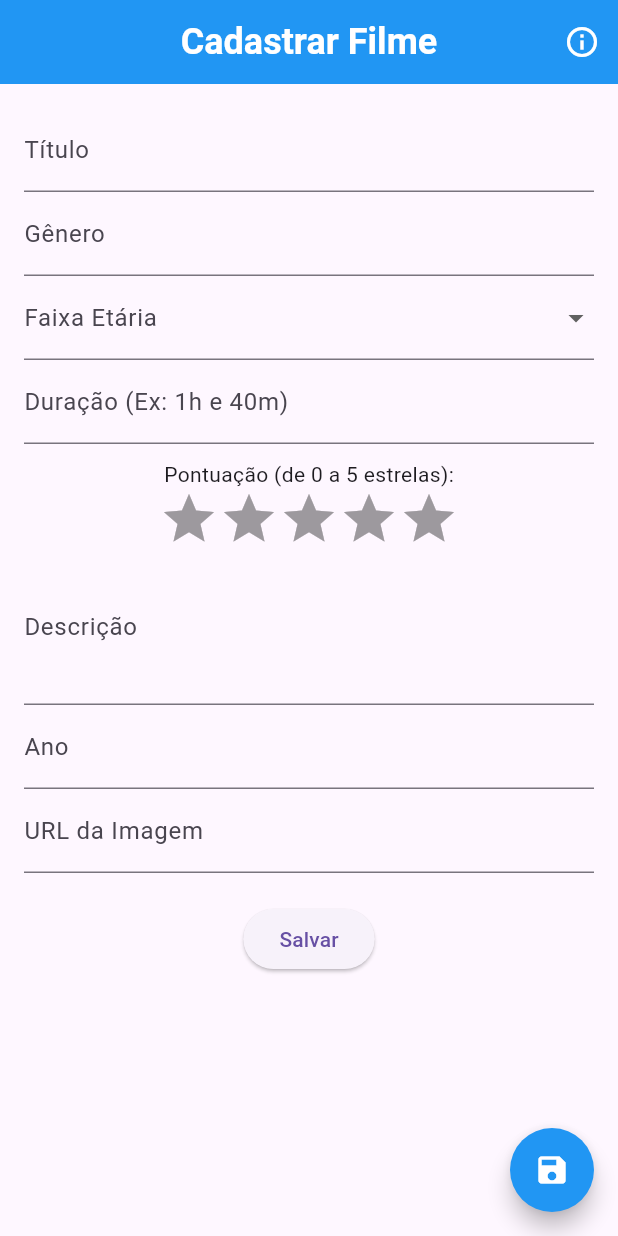
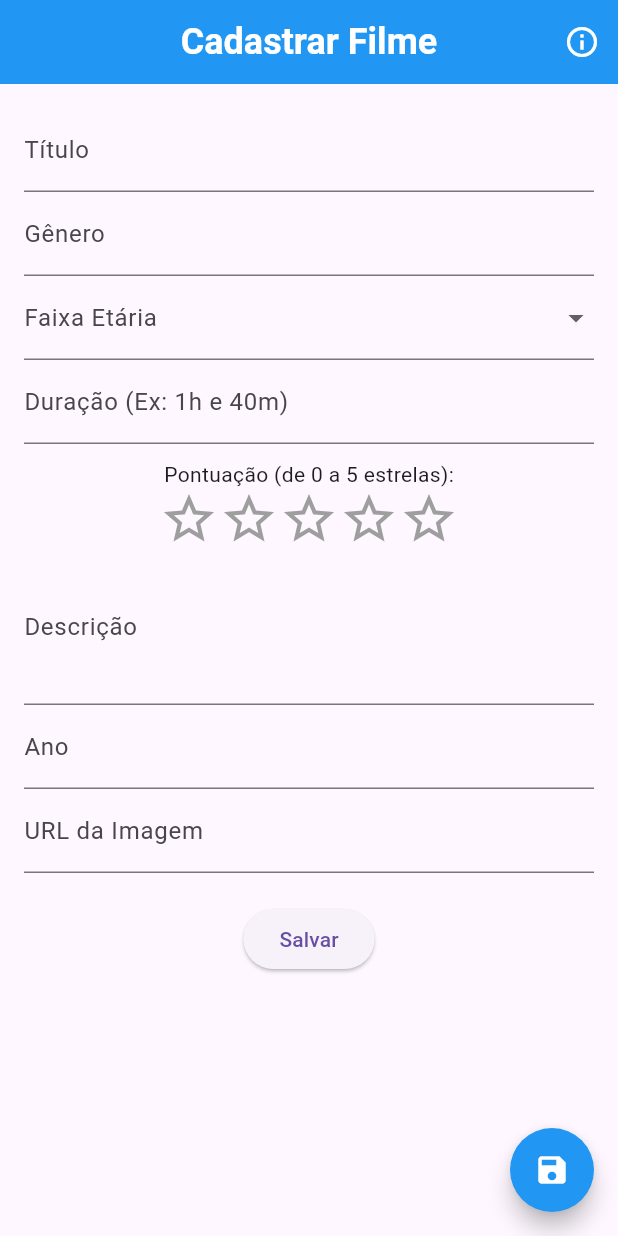
Before and after one commit to ana-gadelha/streaming, a Flutter app: the screen it shows after launch, after a tap on the "add" icon, on a phone screen of 412 x 824 dp. Run offline on Flutter 3.47's test engine with Material 3 defaults, Android fonts, the light colour scheme and no system bars; drawn by our look-alikes of flutter_rating_bar; our stand-ins replace smooth_star_rating_null_safety, sqflite, sqflite_common_ffi; accounts and stored records are empty.

Commit message:
implementar widget SmoothStarRating().(smooth_star_rating_null_safety)

```diff
--- a/lib/views/add_filme_view.dart
+++ b/lib/views/add_filme_view.dart
@@ -1,5 +1,5 @@
 import 'package:flutter/material.dart';
-import 'package:flutter_rating_bar/flutter_rating_bar.dart';
+import 'package:smooth_star_rating_null_safety/smooth_star_rating_null_safety.dart';
 import '../models/filme.dart';
 import '../database/database_helper.dart';
 
@@ -103,21 +103,22 @@ class _AddFilmeViewState extends State<AddFilmeView> {
             ),
             const SizedBox(height: 10),
             const Text('Pontuação (de 0 a 5 estrelas):'),
-            RatingBar.builder(
-              initialRating: _pontuacaoSelecionada,
-              minRating: 1,
-              direction: Axis.horizontal,
+            SmoothStarRating(
               allowHalfRating: true,
-              itemCount: 5,
-              itemBuilder: (context, _) => const Icon(
-                Icons.star,
-                color: Colors.amber,
-              ),
-              onRatingUpdate: (rating) {
+              onRatingChanged: (value) {
                 setState(() {
-                  _pontuacaoSelecionada = rating;
+                  _pontuacaoSelecionada = value;
                 });
               },
+              starCount: 5,
+              rating: _pontuacaoSelecionada,
+              size: 40.0,
+              filledIconData: Icons.star,
+              halfFilledIconData: Icons.star_half,
+              defaultIconData: Icons.star_border,
+              color: Colors.amber,
+              borderColor: Colors.grey,
+              spacing: 0.0,
             ),
             TextFormField(
               controller: descricaoController,
--- a/pubspec.yaml
+++ b/pubspec.yaml
@@ -34,6 +34,7 @@ dependencies:
   flutter:
     sdk: flutter
   flutter_rating_bar: ^4.0.0
+  smooth_star_rating_null_safety: ^1.0.4+2
 
   # The following adds the Cupertino Icons font to your application.
   # Use with the CupertinoIcons class for iOS style icons.
```
Also changed, not shown: pubspec.lock.
